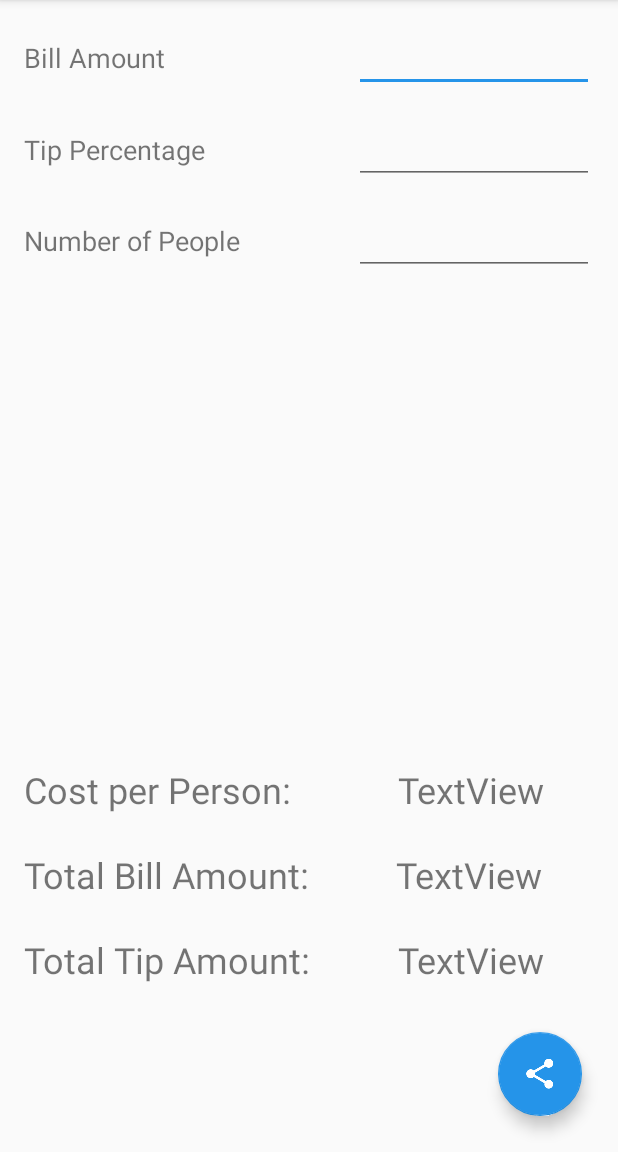
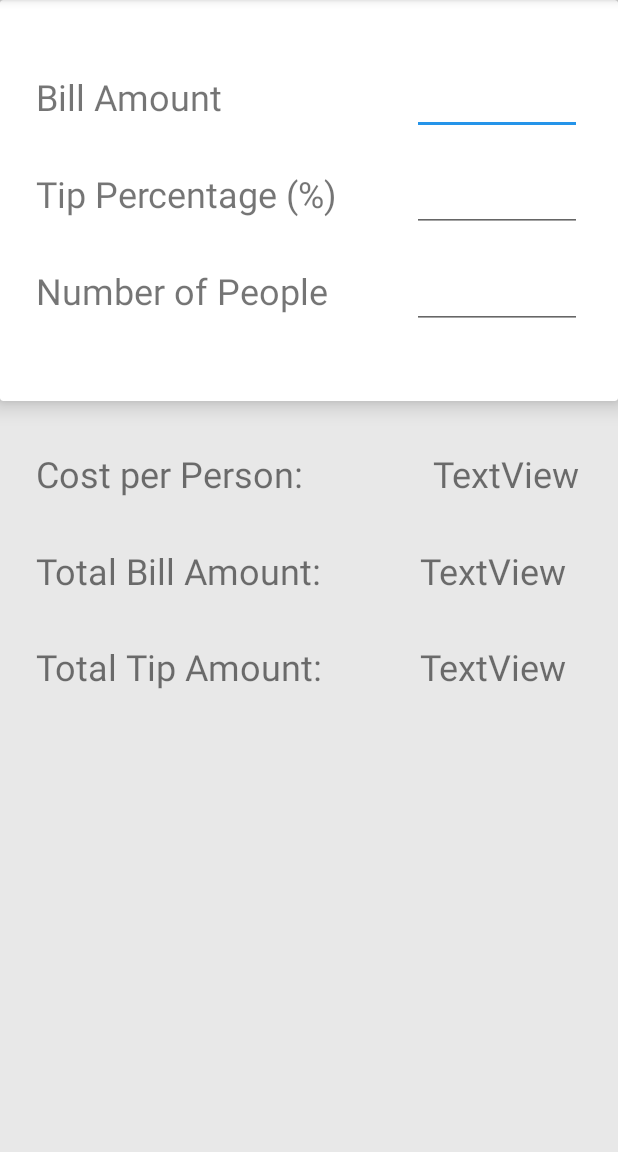
Before and after one commit to SeanTaylorLane/Tip-Calculator, an Android app: the screen it shows after launch (MainActivity), on a phone screen of 412 x 824 dp, the part 84-1236 px from its top. Run offline under Robolectric (Android 15) with nearby library versions, the phone set to English and light mode, and no system bars; libraries missing offline, so code that uses them is left out: com.jakewharton.rxbinding2; 4 statements that could not run were skipped.

Commit message:
CardView based layout and output fine-tuning

```diff
--- a/app/src/main/AndroidManifest.xml
+++ b/app/src/main/AndroidManifest.xml
@@ -16,6 +16,8 @@
                 <category android:name="android.intent.category.LAUNCHER" />
             </intent-filter>
         </activity>
+        <activity android:name=".TestActivity">
+        </activity>
     </application>
 
 </manifest>
--- a/app/src/main/java/com/example/sean/tipcalculator/MainActivity.java
+++ b/app/src/main/java/com/example/sean/tipcalculator/MainActivity.java
@@ -6,6 +6,7 @@ import android.support.v7.app.AppCompatActivity;
 import android.os.Bundle;
 import android.support.v7.widget.LinearLayoutCompat;
 import android.util.Log;
+import android.view.View;
 import android.widget.Button;
 import android.widget.EditText;
 import android.widget.TextView;
@@ -24,13 +25,20 @@ public class MainActivity extends AppCompatActivity {
     private boolean percentageIsValid = false;
     private boolean peopleIsValid = false;
     private EditText edit_bill, edit_percentage, edit_people;
-    private TextView compute_person, compute_bill, compute_tip;
+    private TextView output_person, output_bill, output_tip, compute_person, compute_bill, compute_tip;
     private NumberFormat myCurrencyFormatter = NumberFormat.getCurrencyInstance();
     private double personOutput, tipOutput, billOutput, percentageInput;
+    private FloatingActionButton fab_share;
     private String shareText, formattedPercentage;
 
     private void printResults() {
         if (billIsValid && percentageIsValid && peopleIsValid) {
+            output_person.setText("Cost per Person:");
+            output_bill.setText("Total Bill Amount:");
+            output_tip.setText("Total Tip Amount:");
+            fab_share.setVisibility(View.VISIBLE);
+
+
             // Grab the user's input as double values
             double billInput = Double.parseDouble(edit_bill.getText().toString());
             percentageInput = Double.parseDouble(edit_percentage.getText().toString());
@@ -51,6 +59,10 @@ public class MainActivity extends AppCompatActivity {
             compute_person.setText("");
             compute_bill.setText("");
             compute_tip.setText("");
+            output_person.setText("");
+            output_bill.setText("");
+            output_tip.setText("");
+            fab_share.setVisibility(View.GONE);
         }
 
     }
@@ -68,9 +80,15 @@ public class MainActivity extends AppCompatActivity {
         edit_people = (EditText) findViewById(R.id.edit_people);
 
         // Get all the computed TextView objects
+        output_person = (TextView) findViewById(R.id.output_person);
+        output_bill = (TextView) findViewById(R.id.output_bill);
+        output_tip = (TextView) findViewById(R.id.output_tip);
         compute_person = (TextView) findViewById(R.id.compute_person);
         compute_bill = (TextView) findViewById(R.id.compute_bill);
         compute_tip = (TextView) findViewById(R.id.compute_tip);
+
+        // Get the share button
+        fab_share = (FloatingActionButton) findViewById(R.id.fab_share);
 
 
         // Add create observables that emit data when the EditText objects are changed
@@ -101,7 +119,7 @@ public class MainActivity extends AppCompatActivity {
         RxTextView.textChanges(edit_people).subscribe(cs -> {
 
             // Is the input valid?
-            if (!cs.toString().equals("")) {
+            if (!cs.toString().equals("") && (Double.parseDouble(cs.toString())!=0) ) {
                 peopleIsValid = true;
             } else {
                 peopleIsValid = false;
@@ -110,12 +128,9 @@ public class MainActivity extends AppCompatActivity {
 
 
         });
-
-        FloatingActionButton fab_share = (FloatingActionButton) findViewById(R.id.fab_share);
-        Toast shareErrorToast = Toast.makeText(getApplicationContext(), "Compute your tip first!", Toast.LENGTH_SHORT);
+        // Make a toast
 
         RxView.clicks(fab_share).subscribe(thisisavoidargument -> {
-            if (billIsValid && percentageIsValid && peopleIsValid){
                 if (Double.toString(percentageInput).charAt(Double.toString(percentageInput).length()-1) == '0') {
                     formattedPercentage = Integer.toString((int)percentageInput);
                 } else {
@@ -127,9 +142,6 @@ public class MainActivity extends AppCompatActivity {
                 shareIntent.putExtra(Intent.EXTRA_SUBJECT, "The bill from our meal\n");
                 shareIntent.putExtra(Intent.EXTRA_TEXT, shareText);
                 startActivity(Intent.createChooser(shareIntent, "Share bill using"));
-            } else {
-                shareErrorToast.show();
-            }
         });
 
 
--- a/app/src/main/res/layout/activity_main.xml
+++ b/app/src/main/res/layout/activity_main.xml
@@ -1,158 +1,167 @@
 <?xml version="1.0" encoding="utf-8"?>
-
 <android.support.constraint.ConstraintLayout xmlns:android="http://schemas.android.com/apk/res/android"
     xmlns:app="http://schemas.android.com/apk/res-auto"
     xmlns:tools="http://schemas.android.com/tools"
     android:layout_width="match_parent"
     android:layout_height="match_parent"
-    tools:context="com.example.sean.tipcalculator.MainActivity">
+    tools:context="com.example.sean.tipcalculator.TestActivity">
 
-    <android.support.design.widget.FloatingActionButton
-        android:id="@+id/fab_share"
-        android:layout_width="wrap_content"
-        android:layout_height="wrap_content"
-        android:layout_marginBottom="24dp"
-        android:layout_marginEnd="24dp"
-        android:clickable="true"
-        app:backgroundTint="@color/colorAccent"
-        app:fabSize="normal"
-        app:layout_constraintBottom_toBottomOf="parent"
-        app:layout_constraintEnd_toEndOf="parent"
-        app:srcCompat="@drawable/ic_share_white_24dp" />
+    <LinearLayout
+        android:layout_width="match_parent"
+        android:layout_height="match_parent"
+        android:orientation="vertical"
+        android:background="#e8e8e8">
 
-    <TextView
-        android:id="@+id/text_bill"
-        android:layout_width="130dp"
-        android:layout_height="23dp"
-        android:layout_marginLeft="16dp"
-        android:layout_marginStart="16dp"
-        android:contentDescription="blah"
-        android:text="Bill Amount"
-        android:textSize="18sp"
-        app:layout_constraintBaseline_toBaselineOf="@+id/edit_bill"
-        app:layout_constraintLeft_toLeftOf="parent"
-        tools:layout_editor_absoluteY="25dp" />
+        <android.support.v7.widget.CardView
+            android:layout_width="match_parent"
+            android:layout_height="267dp"
+            app:cardElevation="8dp">
 
-    <TextView
-        android:id="@+id/text_percentage"
-        android:layout_width="wrap_content"
-        android:layout_height="wrap_content"
-        android:text="Tip Percentage"
-        android:textSize="18sp"
-        app:layout_constraintBaseline_toBaselineOf="@+id/edit_percentage"
-        app:layout_constraintLeft_toLeftOf="@+id/text_bill" />
+            <android.support.constraint.ConstraintLayout
+                android:layout_width="match_parent"
+                android:layout_height="match_parent">
 
-    <TextView
-        android:id="@+id/text_people"
-        android:layout_width="wrap_content"
-        android:layout_height="wrap_content"
-        android:text="Number of People"
-        android:textSize="18sp"
-        app:layout_constraintBaseline_toBaselineOf="@+id/edit_people"
-        app:layout_constraintLeft_toLeftOf="@+id/text_percentage" />
+                <TextView
+                    android:id="@+id/text_bill"
+                    android:layout_width="wrap_content"
+                    android:layout_height="wrap_content"
+                    android:layout_marginStart="24dp"
+                    android:layout_marginTop="48dp"
+                    android:text="Bill Amount"
+                    android:textSize="24sp"
+                    app:layout_constraintStart_toStartOf="parent"
+                    app:layout_constraintTop_toTopOf="parent" />
 
-    <EditText
-        android:id="@+id/edit_bill"
-        android:layout_width="160dp"
-        android:layout_height="wrap_content"
-        android:layout_marginEnd="16dp"
-        android:layout_marginRight="16dp"
-        android:layout_marginTop="16dp"
-        android:ems="10"
-        android:inputType="numberDecimal"
-        app:layout_constraintRight_toRightOf="parent"
-        app:layout_constraintTop_toTopOf="parent" />
+                <TextView
+                    android:id="@+id/text_percentage"
+                    android:layout_width="wrap_content"
+                    android:layout_height="wrap_content"
+                    android:layout_marginTop="32dp"
+                    android:text="Tip Percentage (%)"
+                    android:textSize="24sp"
+                    app:layout_constraintStart_toStartOf="@+id/text_bill"
+                    app:layout_constraintTop_toBottomOf="@+id/text_bill" />
 
-    <EditText
-        android:id="@+id/edit_percentage"
-        android:layout_width="160dp"
-        android:layout_height="wrap_content"
-        android:layout_marginLeft="0dp"
-        android:layout_marginTop="16dp"
-        android:ems="10"
-        android:inputType="numberDecimal"
-        app:layout_constraintLeft_toLeftOf="@+id/edit_bill"
-        app:layout_constraintTop_toBottomOf="@+id/edit_bill" />
+                <TextView
+                    android:id="@+id/text_people"
+                    android:layout_width="wrap_content"
+                    android:layout_height="wrap_content"
+                    android:layout_marginTop="32dp"
+                    android:text="Number of People"
+                    android:textSize="24sp"
+                    app:layout_constraintStart_toStartOf="@+id/text_percentage"
+                    app:layout_constraintTop_toBottomOf="@+id/text_percentage" />
 
-    <EditText
-        android:id="@+id/edit_people"
-        android:layout_width="160dp"
-        android:layout_height="wrap_content"
-        android:layout_marginTop="15dp"
-        android:ems="10"
-        android:inputType="number"
-        app:layout_constraintLeft_toLeftOf="@+id/edit_percentage"
-        app:layout_constraintTop_toBottomOf="@+id/edit_percentage" />
+                <EditText
+                    android:id="@+id/edit_bill"
+                    android:layout_width="113dp"
+                    android:layout_height="wrap_content"
+                    android:layout_marginEnd="24dp"
+                    android:ems="10"
+                    android:inputType="numberDecimal"
+                    app:layout_constraintBaseline_toBaselineOf="@+id/text_bill"
+                    app:layout_constraintEnd_toEndOf="parent" />
 
-    <TextView
-        android:id="@+id/output_tip"
-        android:layout_width="198dp"
-        android:layout_height="wrap_content"
-        android:layout_marginBottom="32dp"
-        android:layout_marginLeft="0dp"
-        android:text="Total Tip Amount:"
-        android:textSize="24sp"
-        app:layout_constraintBottom_toTopOf="@+id/fab_share"
-        app:layout_constraintLeft_toLeftOf="@+id/output_bill" />
+                <EditText
+                    android:id="@+id/edit_percentage"
+                    android:layout_width="113dp"
+                    android:layout_height="wrap_content"
+                    android:ems="10"
+                    android:inputType="numberDecimal"
+                    app:layout_constraintBaseline_toBaselineOf="@+id/text_percentage"
+                    app:layout_constraintEnd_toEndOf="@+id/edit_bill" />
 
-    <TextView
-        android:id="@+id/output_bill"
-        android:layout_width="198dp"
-        android:layout_height="wrap_content"
-        android:layout_marginBottom="24dp"
-        android:layout_marginLeft="0dp"
-        android:text="Total Bill Amount:"
-        android:textSize="24sp"
-        app:layout_constraintBottom_toTopOf="@+id/output_tip"
-        app:layout_constraintLeft_toLeftOf="@+id/output_person" />
+                <EditText
+                    android:id="@+id/edit_people"
+                    android:layout_width="113dp"
+                    android:layout_height="wrap_content"
+                    android:ems="10"
+                    android:inputType="number"
+                    app:layout_constraintBaseline_toBaselineOf="@+id/text_people"
+                    app:layout_constraintEnd_toEndOf="@+id/edit_percentage" />
+            </android.support.constraint.ConstraintLayout>
+        </android.support.v7.widget.CardView>
 
-    <TextView
-        android:id="@+id/output_person"
-        android:layout_width="200dp"
-        android:layout_height="wrap_content"
-        android:layout_marginBottom="24dp"
-        android:layout_marginLeft="16dp"
-        android:text="Cost per Person:"
-        android:textSize="24sp"
-        app:layout_constraintBottom_toTopOf="@+id/output_bill"
-        app:layout_constraintLeft_toLeftOf="parent" />
+        <android.support.constraint.ConstraintLayout
+            android:layout_width="match_parent"
+            android:layout_height="match_parent">
 
-    <TextView
-        android:id="@+id/compute_tip"
-        android:layout_width="wrap_content"
-        android:layout_height="wrap_content"
-        android:layout_marginLeft="8dp"
-        android:layout_marginRight="8dp"
-        android:text="TextView"
-        android:textSize="24sp"
-        app:layout_constraintBaseline_toBaselineOf="@+id/output_tip"
-        app:layout_constraintHorizontal_bias="0.517"
-        app:layout_constraintLeft_toRightOf="@+id/output_tip"
-        app:layout_constraintRight_toRightOf="parent" />
+            <TextView
+                android:id="@+id/output_person"
+                android:layout_width="wrap_content"
+                android:layout_height="wrap_content"
+                android:layout_marginLeft="24dp"
+                android:layout_marginTop="32dp"
+                android:text="Cost per Person:"
+                android:textSize="24sp"
+                app:layout_constraintLeft_toLeftOf="parent"
+                app:layout_constraintTop_toTopOf="parent" />
 
-    <TextView
-        android:id="@+id/compute_bill"
-        android:layout_width="wrap_content"
-        android:layout_height="wrap_content"
-        android:layout_marginLeft="8dp"
-        android:layout_marginRight="8dp"
-        android:text="TextView"
-        android:textSize="24sp"
-        app:layout_constraintBaseline_toBaselineOf="@+id/output_bill"
-        app:layout_constraintLeft_toRightOf="@+id/output_bill"
-        app:layout_constraintRight_toRightOf="parent" />
+            <TextView
+                android:id="@+id/compute_person"
+                android:layout_width="99dp"
+                android:layout_height="wrap_content"
+                android:layout_marginRight="24dp"
+                android:text="TextView"
+                android:textSize="24sp"
+                app:layout_constraintBaseline_toBaselineOf="@+id/output_person"
+                app:layout_constraintRight_toRightOf="parent" />
 
-    <TextView
-        android:id="@+id/compute_person"
-        android:layout_width="99dp"
-        android:layout_height="wrap_content"
-        android:layout_marginLeft="8dp"
-        android:layout_marginRight="8dp"
-        android:text="TextView"
-        android:textSize="24sp"
-        app:layout_constraintBaseline_toBaselineOf="@+id/output_person"
-        app:layout_constraintHorizontal_bias="0.509"
-        app:layout_constraintLeft_toRightOf="@+id/output_person"
-        app:layout_constraintRight_toRightOf="parent" />
+            <TextView
+                android:id="@+id/output_bill"
+                android:layout_width="wrap_content"
+                android:layout_height="32dp"
+                android:layout_marginTop="32dp"
+                android:text="Total Bill Amount:"
+                android:textSize="24sp"
+                app:layout_constraintLeft_toLeftOf="@+id/output_person"
+                app:layout_constraintTop_toBottomOf="@+id/output_person" />
 
+            <TextView
+                android:id="@+id/compute_bill"
+                android:layout_width="wrap_content"
+                android:layout_height="wrap_content"
+                android:layout_marginEnd="10dp"
+                android:text="TextView"
+                android:textSize="24sp"
+                app:layout_constraintBaseline_toBaselineOf="@+id/output_bill"
+                app:layout_constraintEnd_toEndOf="@+id/compute_person" />
+
+            <TextView
+                android:id="@+id/output_tip"
+                android:layout_width="wrap_content"
+                android:layout_height="32dp"
+                android:layout_marginTop="32dp"
+                android:text="Total Tip Amount:"
+                android:textSize="24sp"
+                app:layout_constraintStart_toStartOf="@+id/output_bill"
+                app:layout_constraintTop_toBottomOf="@+id/output_bill" />
+
+            <TextView
+                android:id="@+id/compute_tip"
+                android:layout_width="wrap_content"
+                android:layout_height="wrap_content"
+                android:layout_marginRight="0dp"
+                android:text="TextView"
+                android:textSize="24sp"
+                app:layout_constraintBaseline_toBaselineOf="@+id/output_tip"
+                app:layout_constraintEnd_toEndOf="@+id/compute_bill"
+                app:layout_constraintRight_toRightOf="parent" />
+
+            <android.support.design.widget.FloatingActionButton
+                android:id="@+id/fab_share"
+                android:layout_width="wrap_content"
+                android:layout_height="wrap_content"
+                android:layout_marginBottom="24dp"
+                android:layout_marginEnd="24dp"
+                android:clickable="true"
+                android:visibility="gone"
+                app:backgroundTint="@color/colorAccent"
+                app:fabSize="normal"
+                app:layout_constraintBottom_toBottomOf="parent"
+                app:layout_constraintEnd_toEndOf="parent"
+                app:srcCompat="@drawable/ic_share_white_24dp" />
+        </android.support.constraint.ConstraintLayout>
+
+    </LinearLayout>
 </android.support.constraint.ConstraintLayout>
```
Also changed, not shown: app/src/main/java/com/example/sean/tipcalculator/TestActivity.java (added, +13 -0 lines), app/src/main/res/layout/activity_test.xml (added, +158 -0 lines), 38 other files.
